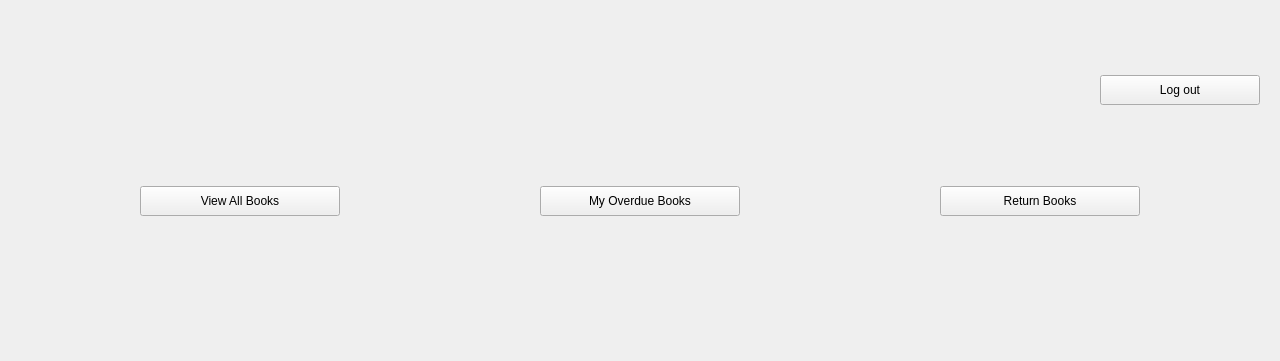
First picture: the form in memberwindow.ui, repository Frederick-Rive/CS106_LibrarySystem_GroupProject, before the edit; both pictures show x 0 to 1280 and y 0 to 361 of the 1280 by 850 pixel window.
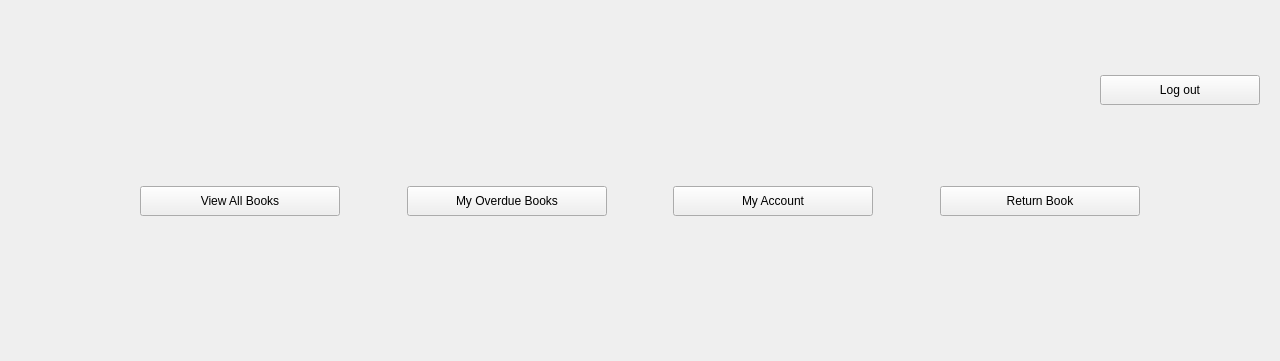
Second picture: the form after the edit.

The edit to the form file:
```diff
--- a/memberwindow.ui
+++ b/memberwindow.ui
@@ -258,14 +258,8 @@
              <height>30</height>
             </size>
            </property>
-           <property name="maximumSize">
-            <size>
-             <width>200</width>
-             <height>30</height>
-            </size>
-           </property>
            <property name="text">
-            <string>Return Books</string>
+            <string>My Account</string>
            </property>
           </widget>
          </item>
@@ -274,6 +268,32 @@
            <property name="orientation">
             <enum>Qt::Horizontal</enum>
            </property>
+           <property name="sizeHint" stdset="0">
+            <size>
+             <width>40</width>
+             <height>20</height>
+            </size>
+           </property>
+          </spacer>
+         </item>
+         <item>
+          <widget class="QPushButton" name="returnButton">
+           <property name="minimumSize">
+            <size>
+             <width>200</width>
+             <height>30</height>
+            </size>
+           </property>
+           <property name="text">
+            <string>Return Book</string>
+           </property>
+          </widget>
+         </item>
+         <item>
+          <spacer name="horizontalSpacer_12">
+           <property name="orientation">
+            <enum>Qt::Horizontal</enum>
+           </property>
            <property name="sizeType">
             <enum>QSizePolicy::Maximum</enum>
            </property>
```
Left out of the diff: 4 changed lines with no effect on the pictures.
